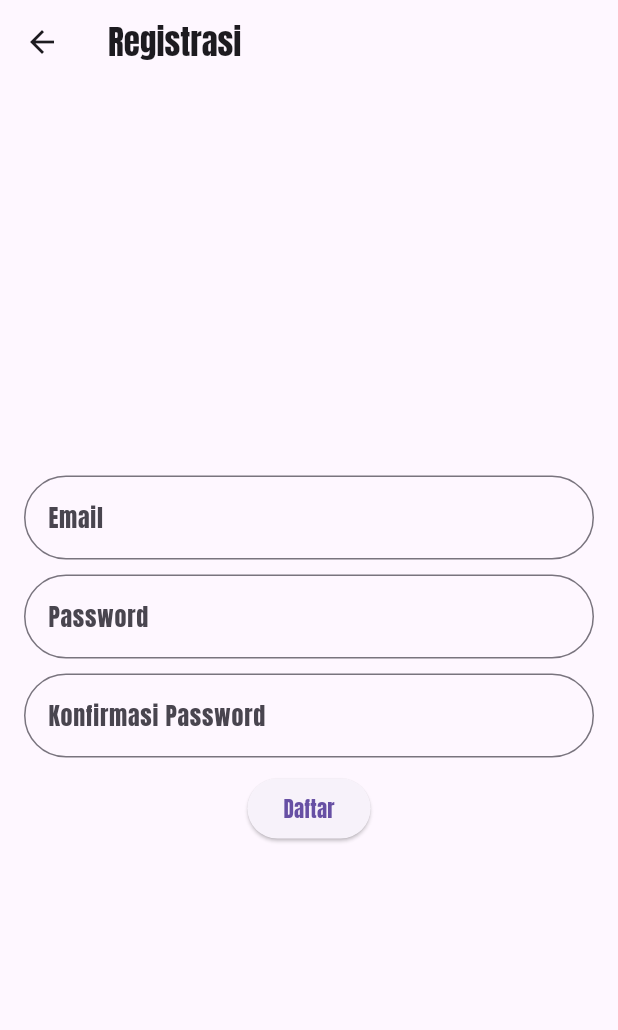
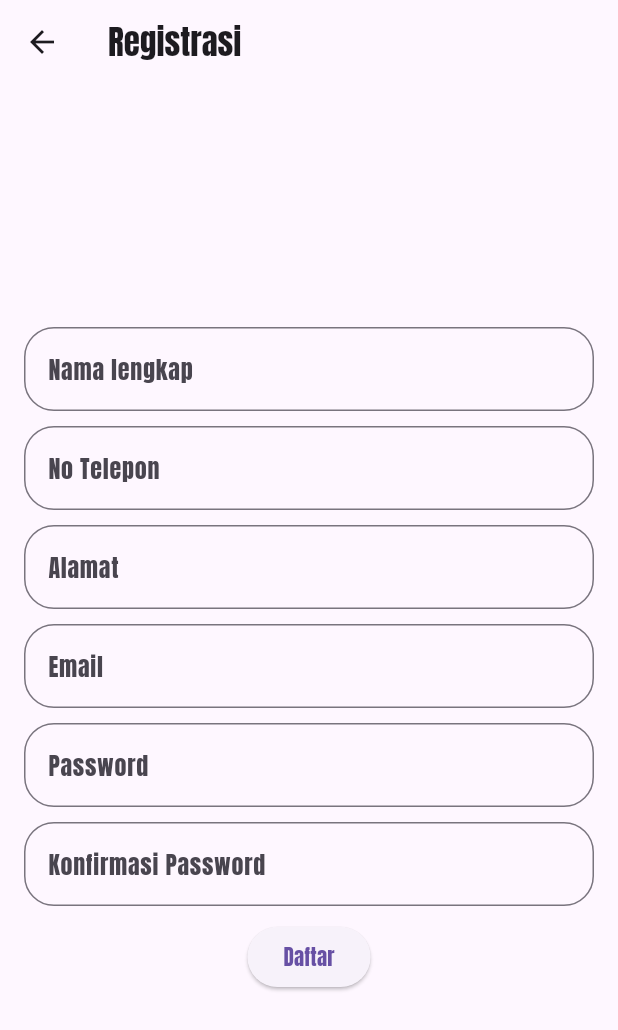
Before and after one commit to MYusufRahmana/AppTradeTrove, a Flutter app: the RegistrationScreen screen opened directly, on a phone screen of 412 x 824 dp. Shown: the top 1030 px of the screen. Run offline on Flutter 3.47's test engine with Material 3 defaults, Android fonts, the phone set to English and light mode, and no system bars; our stand-ins replace animated_text_kit, firebase_auth, firebase_core, firebase_database; accounts and stored records are empty.

Commit message:
Tahap 1 : Fix Fuction Registrasi

```diff
--- a/lib/authentication/registrasi_screen.dart
+++ b/lib/authentication/registrasi_screen.dart
@@ -1,5 +1,6 @@
 import 'package:flutter/material.dart';
 import 'package:firebase_auth/firebase_auth.dart';
+import 'package:tradetrove/services/registration_service.dart';
 import 'login_screen.dart';
 
 class RegistrationScreen extends StatefulWidget {
@@ -10,6 +11,9 @@ class RegistrationScreen extends StatefulWidget {
 }
 
 class _RegistrationScreenState extends State<RegistrationScreen> {
+  final _nameController = TextEditingController();
+  final _addressController = TextEditingController();
+  final _phoneController = TextEditingController();
   final _emailController = TextEditingController();
   final _passwordController = TextEditingController();
   final _confirmPasswordController = TextEditingController();
@@ -26,34 +30,64 @@ class _RegistrationScreenState extends State<RegistrationScreen> {
           child: Column(
             mainAxisAlignment: MainAxisAlignment.center,
             children: [
-              TextFormField(
+              TextField(
+                controller: _nameController,
+                decoration: InputDecoration(
+                  labelText: 'Nama lengkap',
+                  border: OutlineInputBorder(
+                    borderRadius: BorderRadius.circular(20.0),
+                  ),
+                ),
+              ),
+              SizedBox(height: 10.0),
+              TextField(
+                controller: _phoneController,
+                decoration: InputDecoration(
+                  labelText: 'No Telepon',
+                  border: OutlineInputBorder(
+                    borderRadius: BorderRadius.circular(20.0),
+                  ),
+                ),
+              ),
+              SizedBox(height: 10.0),
+              TextField(
+                controller: _addressController,
+                decoration: InputDecoration(
+                  labelText: 'Alamat',
+                  border: OutlineInputBorder(
+                    borderRadius: BorderRadius.circular(20.0),
+                  ),
+                ),
+              ),
+              SizedBox(height: 10.0),
+              TextField(
                 controller: _emailController,
                 decoration: InputDecoration(
                   labelText: 'Email',
                   border: OutlineInputBorder(
-                    borderRadius: BorderRadius.circular(30.0),
+                    borderRadius: BorderRadius.circular(20.0),
                   ),
                 ),
               ),
               SizedBox(height: 10.0),
-              TextFormField(
+              TextField(
                 controller: _passwordController,
                 obscureText: true,
                 decoration: InputDecoration(
                   labelText: 'Password',
                   border: OutlineInputBorder(
-                    borderRadius: BorderRadius.circular(30.0),
+                    borderRadius: BorderRadius.circular(20.0),
                   ),
                 ),
               ),
               SizedBox(height: 10.0),
-              TextFormField(
+              TextField(
                 controller: _confirmPasswordController,
                 obscureText: true,
                 decoration: InputDecoration(
                   labelText: 'Konfirmasi Password',
                   border: OutlineInputBorder(
-                    borderRadius: BorderRadius.circular(30.0),
+                    borderRadius: BorderRadius.circular(20.0),
                   ),
                 ),
               ),
@@ -63,7 +97,7 @@ class _RegistrationScreenState extends State<RegistrationScreen> {
                 onPressed: () {
                   _registerAccount();
                 },
-              )
+              ),
             ],
           ),
         ),
@@ -71,20 +105,52 @@ class _RegistrationScreenState extends State<RegistrationScreen> {
     );
   }
 
+
   void _registerAccount() async {
+  if (_nameController.text.isEmpty ||
+      _addressController.text.isEmpty ||
+      _phoneController.text.isEmpty ||
+      _emailController.text.isEmpty ||
+      _passwordController.text.isEmpty ||
+      _confirmPasswordController.text.isEmpty) {
+    ScaffoldMessenger.of(context).showSnackBar(const SnackBar(
+        content: Text('Mohon lengkapi semua kolom input sebelum mendaftar')));
+    return;
+  }
+
   if (_passwordController.text != _confirmPasswordController.text) {
     ScaffoldMessenger.of(context).showSnackBar(const SnackBar(
         content: Text('Password dan Konfirmasi Password Tidak Sama')));
-    } else {
+    return;
+  }
+
   try {
+    // Buat pengguna dengan email dan password menggunakan Firebase Authentication
     await FirebaseAuth.instance.createUserWithEmailAndPassword(
         email: _emailController.text, password: _passwordController.text);
+
+    // Dapatkan pengguna yang saat ini terautentikasi
+    User? user = FirebaseAuth.instance.currentUser;
+    if (user != null) {
+      String uid = user.uid;
+
+      // Panggil service registrasi untuk menyimpan informasi pengguna ke Realtime Database
+      await RegistrationService().registerUser(
+        uid: uid,
+        fullName: _nameController.text,
+        address: _addressController.text,
+        phoneNumber: _phoneController.text,
+      );
+
       if (mounted) {
-          ScaffoldMessenger.of(context).showSnackBar(const SnackBar(
-            content: Text('Berhasil Mendaftar'),
-          ));
         Navigator.of(context).pushReplacement(
             MaterialPageRoute(builder: (context) => const LoginScreen()));
+      }
+    } else {
+      throw FirebaseAuthException(
+        code: 'user-not-found',
+        message: 'Tidak ada pengguna yang terautentikasi.',
+      );
     }
   } on FirebaseAuthException catch (e) {
     if (mounted) {
@@ -93,5 +159,5 @@ class _RegistrationScreenState extends State<RegistrationScreen> {
     }
   }
 }
+
 }
-}
--- a/lib/services/registration_service.dart
+++ b/lib/services/registration_service.dart
@@ -4,17 +4,15 @@ import 'package:flutter/material.dart';
 
 class RegistrationService {
   final DatabaseReference _database =
-      FirebaseDatabase.instance.ref().child('users');
+      FirebaseDatabase.instance.reference().child('users');
 
   Future<void> registerUser({
+    required String uid, // Tambahkan parameter UID di sini
     required String fullName,
     required String address,
     required String phoneNumber,
   }) async {
     try {
-      // Dapatkan UID pengguna yang saat ini terautentikasi
-      String uid = FirebaseAuth.instance.currentUser!.uid;
-
       // Simpan informasi tambahan pengguna ke dalam Realtime Database
       await _database.child(uid).set({
         'fullName': fullName,
```
Lines whose indentation alone changed are shown as unchanged.
